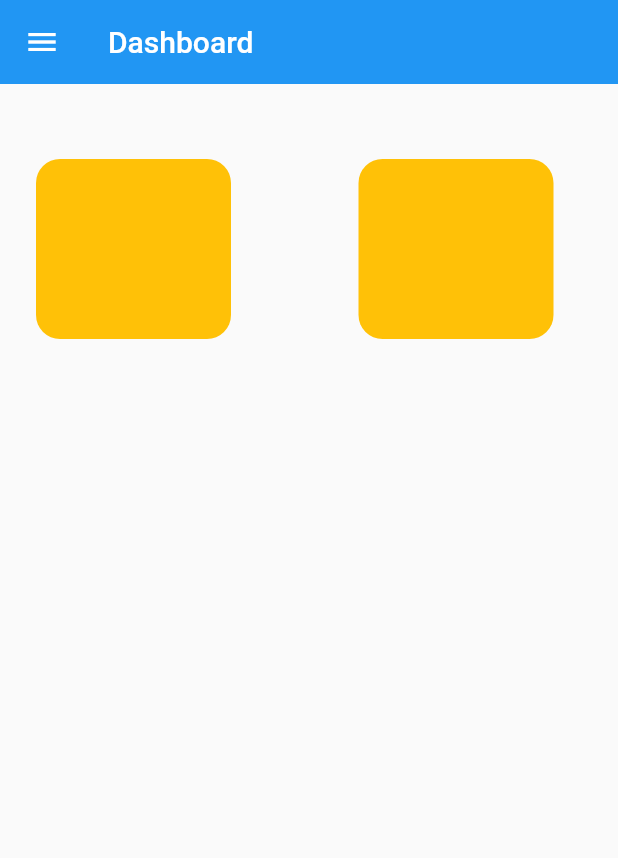
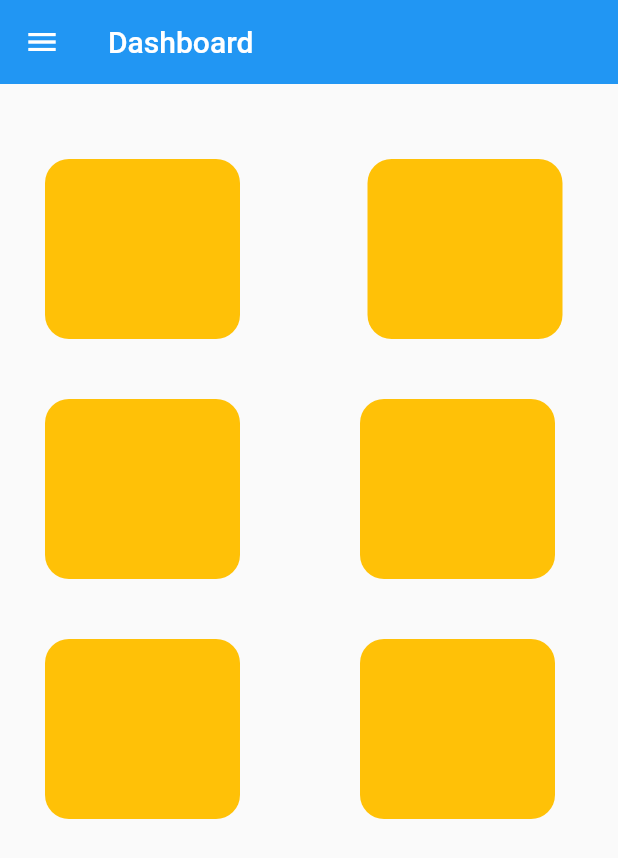
Before and after one commit to balavardhan224/healthtrackerandcalculator, a Flutter app: the Homepage screen opened directly, on a phone screen of 412 x 824 dp. Shown: the top 858 px of the screen. Run offline on Flutter 3.47's test engine with Material 2 defaults, Android fonts, the phone set to English and light mode, and no system bars.

Commit message:
initial commit

```diff
--- a/lib/homepage.dart
+++ b/lib/homepage.dart
@@ -1,5 +1,3 @@
-import 'dart:js';
-
 import 'package:flutter/material.dart';
 import 'package:healthtrackerandcalculator/widget.dart';
 
@@ -17,8 +15,20 @@ class _HomepageState extends State<Homepage> {
         elevation: 0,
       ),
       body: Padding(
-        padding: const EdgeInsets.symmetric(horizontal: 24, vertical: 50),
-        child: buildcontainer(context),
+        padding: const EdgeInsets.symmetric(horizontal: 30, vertical: 50),
+        child: Column(
+          children: [
+            buildcontainer(context),
+            SizedBox(
+              height: 40,
+            ),
+            buildbox(context),
+            SizedBox(
+              height: 40,
+            ),
+            buildbox1(context),
+          ],
+        ),
       ),
       drawer: Drawer(),
     );
```
